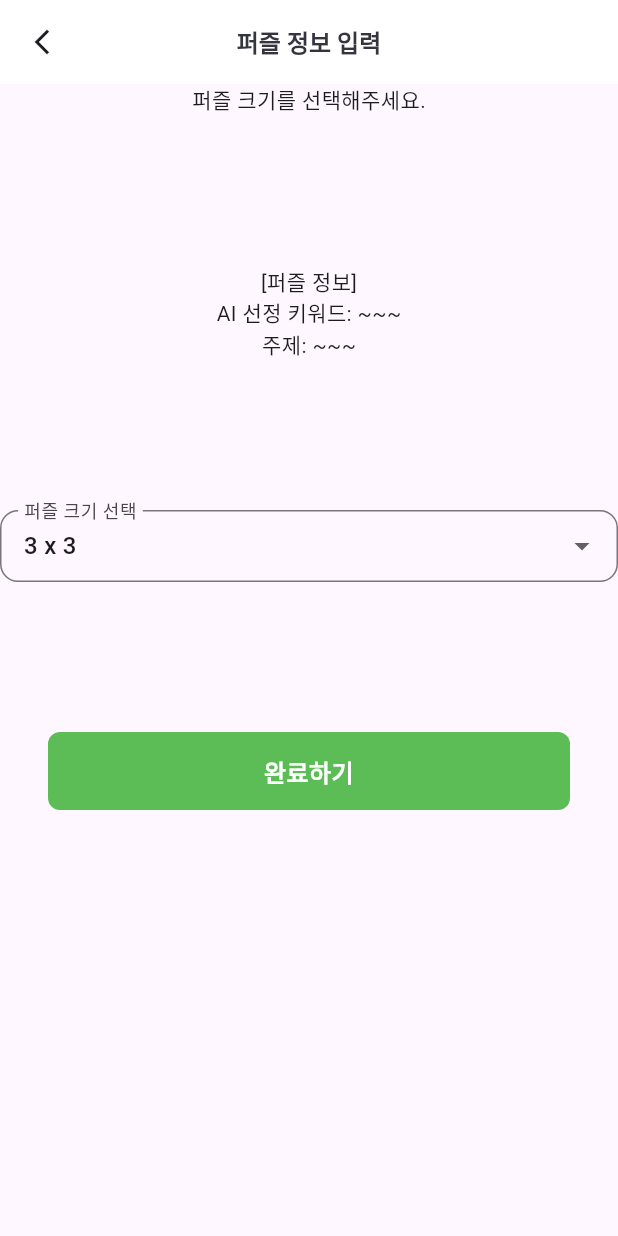
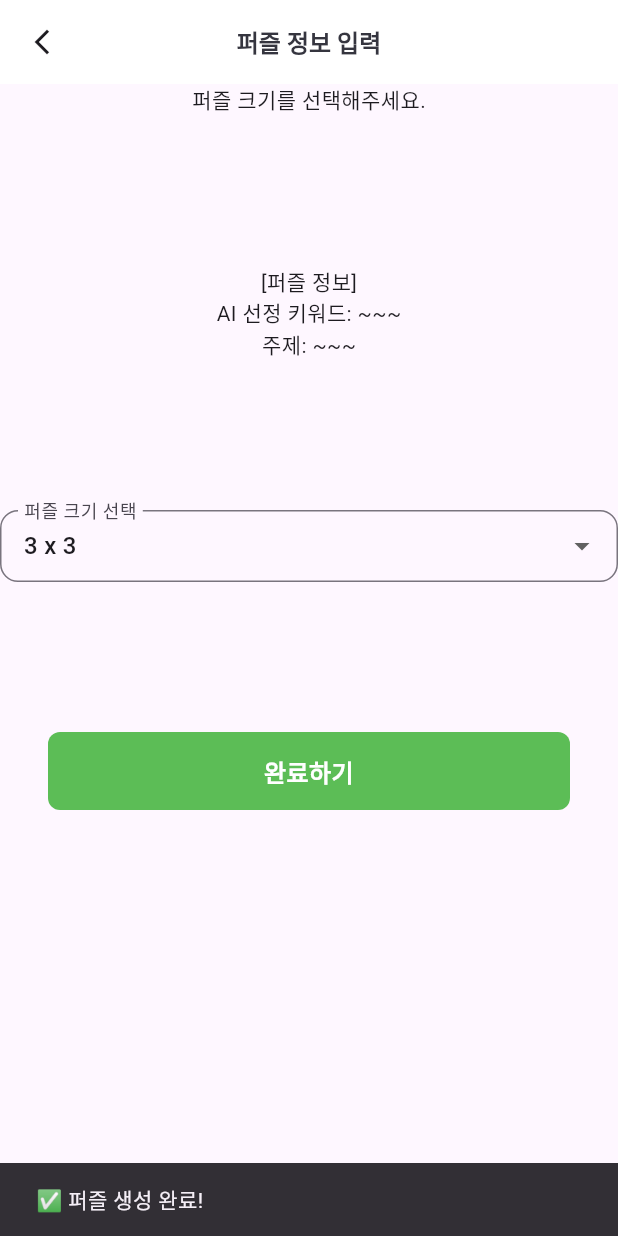
Before and after one commit to artificialSW/app-frontend, a Flutter app: the WritePuzzleInfoPage screen opened directly, after a tap on "완료하기", on a phone screen of 412 x 824 dp. Run offline on Flutter 3.47's test engine with Material 3 defaults, Android fonts, the phone set to English and light mode, and no system bars; our stand-ins replace dio, image_picker; accounts and stored records are empty; network calls fail; Roboto replaces fonts that are missing (Pretendard); project files that could hold a hidden picture were left out.

Commit message:
feat: /api/puzzle/create 진짜 구현 완, id종류 int에서 String으로 수정

```diff
--- a/lib/features/puzzle/model/puzzlegame.dart
+++ b/lib/features/puzzle/model/puzzlegame.dart
@@ -6,7 +6,7 @@ enum GameState {Unplayed, Ongoing, Completed}
 
 /// 퍼즐 데이터 모델
 class PuzzleGame {
-  final int puzzleId;
+  final String puzzleId;
   final String imageUrl;
   final Image? imageWidget; //JSON 직렬화 대상에서 제외. api통신용이 아니라 puzzleplay에서만 쓸거라
   int? size;
--- a/lib/features/puzzle/newly_play_puzzle_logic/write_puzzle_info_page.dart
+++ b/lib/features/puzzle/newly_play_puzzle_logic/write_puzzle_info_page.dart
@@ -1,5 +1,9 @@
 import 'package:artificialsw_frontend/features/puzzle/puzzlelist_provider.dart';
 import 'package:artificialsw_frontend/services/image_store.dart';
+import 'package:artificialsw_frontend/services/puzzle/dto/puzzle_create/puzzle_create_request_dto.dart';
+import 'package:artificialsw_frontend/services/puzzle/dto/puzzle_create/puzzle_create_response_dto.dart';
+import 'package:artificialsw_frontend/services/puzzle/puzzle_service.dart';
+import 'package:artificialsw_frontend/shared/models/usermodel.dart';
 import 'package:artificialsw_frontend/shared/widgets/custom_button.dart';
 import 'package:artificialsw_frontend/shared/widgets/custom_top_bar.dart';
 import 'package:flutter/material.dart';
@@ -20,6 +24,7 @@ class _WritePuzzleInfoPageState extends State<WritePuzzleInfoPage> {
 
   String selectedSize = "3 x 3";
   int unplayedPuzzleIndex = 0;
+  User userInfo = User(name: 'Jaewook', id: '123');
 
   final List<String> sizeOptions = [
     "3 x 3",
@@ -27,18 +32,48 @@ class _WritePuzzleInfoPageState extends State<WritePuzzleInfoPage> {
     "5 x 5",
   ];
 
-  PuzzleGame getPuzzle(int idx, String size){ ///여기선 '퍼즐 풀겠다!'선언했을때 일어나야 할 로직들이 담김.
-    final puzzle = Provider.of<PuzzleProvider>(
-      context,
-      listen: false, //이건 그냥 복사해서 가져오기만 하므로 재빌드 할 필요 없어서 false
-    ).unplayedPuzzles[idx];
-    unplayedPuzzleIndex++;
+  PuzzleGame getPuzzle(PuzzleCreateResponseDto dto){ ///여기선 '퍼즐 풀겠다!'선언했을때 일어나야 할 로직들이 담김.
 
-    puzzle.size = int.parse(size.split(" ")[0]); //"3 x 3" 이면 size = 3 됨.
 
-    ImageStore().removeImageWidgetAt(0); //이미지 저장 리스트의 첫 번째 이미지를 지움(지금 쓸거니까)
+    // final String puzzleId;
+    // final String imageUrl;
+    // final String category;
+    // final List<String> AIKeyword;
+    // final String createdAt;
+    // final String message;
+
+    final puzzle = PuzzleGame(
+      puzzleId: dto.puzzleId,
+      imageWidget: ImageStore().imageWidgetList[0],
+      imageUrl: dto.imageUrl,
+      category: dto.category,
+      AIKeyword: dto.AIKeyword,
+      size: int.parse(selectedSize.split(" ")[0]),
+      piecesPosition: [],
+      gameState: GameState.Unplayed, //어짜피 서버 연동하면 필요없어서 걍 냅둠
+      contributors: [userInfo],
+      isArchived: false, //어짜피 서버 연동하면 필요없어서 걍 냅둠
+    );
 
     return puzzle;
+  }
+
+  Future<void> _createPuzzle() async {
+    final puzzleDto = await PuzzleService().createPuzzle(
+      PuzzleCreateRequestDto(
+        userId: "123",
+        size: int.parse(selectedSize.split(" ")[0]),
+      )
+    );
+
+    ScaffoldMessenger.of(context).showSnackBar(
+      SnackBar(content: Text('✅ 퍼즐 생성 완료!')),
+    );
+
+    Navigator.of(context).pushNamed(
+      '/puzzle/play',
+      arguments: {'gameInstance': getPuzzle(puzzleDto)},
+    );
   }
 
   @override
@@ -79,10 +114,7 @@ class _WritePuzzleInfoPageState extends State<WritePuzzleInfoPage> {
           CustomButton(
               text: '완료하기',
               onPressed: () {
-                Navigator.of(context).pushNamed(
-                  '/puzzle/play',
-                  arguments: {'gameInstance': getPuzzle(unplayedPuzzleIndex, selectedSize)},
-                );
+                _createPuzzle();
               },
           )
         ],
--- a/lib/features/puzzle/puzzlelist_provider.dart
+++ b/lib/features/puzzle/puzzlelist_provider.dart
@@ -16,34 +16,34 @@ class PuzzleProvider with ChangeNotifier {
 
   List<PuzzleGame> _puzzles = [
     PuzzleGame(
-      puzzleId: 1,
+      puzzleId: '1',
       imageWidget: ImageStore().imageWidgetList[0],
-      imageUrl: 'exampleUrl.com',
+      imageUrl: 'https://picsum.photos/600/400',
       category: '우리 가족의 행복한 추억',
       AIKeyword: ['만남', '사랑','이별','추억'],
       size: null,
       piecesPosition: [],
       gameState: GameState.Unplayed,
-      contributors: [User(name: 'Jaewook', id: 1)],
+      contributors: [User(name: 'Jaewook', id: '1')],
       isArchived: false,
     ),
     PuzzleGame(
-      puzzleId: 2,
+      puzzleId: '2',
       imageWidget: ImageStore().imageWidgetList[1],
-      imageUrl: 'exampleUrl.com',
+      imageUrl: 'https://picsum.photos/600/400',
       category: '우리 가족의 행복한 추억',
       AIKeyword: ['만남', '사랑','이별','추억'],
       size: null,
       piecesPosition: [],
       gameState: GameState.Unplayed,
-      contributors: [User(name: 'JungHwan', id: 2)],
+      contributors: [User(name: 'JungHwan', id: '2')],
       isArchived: false,
     ),
 
     PuzzleGame(
-      puzzleId: 3,
+      puzzleId: '3',
       imageWidget: ImageStore().imageWidgetList[2],
-      imageUrl: 'exampleUrl.com',
+      imageUrl: 'https://picsum.photos/600/400',
       category: '우리 가족의 행복한 추억',
       AIKeyword: ['만남', '사랑','이별','추억'],
       size: 3,
@@ -59,13 +59,13 @@ class PuzzleProvider with ChangeNotifier {
         PiecePosition(x: 90.0, y: 90.0),
       ],
       gameState: GameState.Ongoing,
-      contributors: [User(name: 'Jaewook', id: 1), User(name: 'JungHwan', id: 2)],
+      contributors: [User(name: 'Jaewook', id: '1'), User(name: 'JungHwan', id: '2')],
       isArchived: false,
     ),
     PuzzleGame(
-      puzzleId: 4,
+      puzzleId: '4',
       imageWidget: ImageStore().imageWidgetList[2],
-      imageUrl: 'exampleUrl.com',
+      imageUrl: 'https://picsum.photos/600/400',
       category: '우리 가족의 행복한 추억',
       AIKeyword: ['만남', '사랑','이별','추억'],
       size: 3,
@@ -81,14 +81,14 @@ class PuzzleProvider with ChangeNotifier {
         PiecePosition(x: 90.0, y: 90.0),
       ],
       gameState: GameState.Ongoing,
-      contributors: [User(name: 'JungHwan', id: 2)],
+      contributors: [User(name: 'JungHwan', id: '2')],
       isArchived: false,
     ),
 
     PuzzleGame(
-      puzzleId: 5,
+      puzzleId: '5',
       imageWidget: ImageStore().imageWidgetList[2],
-      imageUrl: 'exampleUrl.com',
+      imageUrl: 'https://picsum.photos/600/400',
       category: '우리 가족의 행복한 추억',
       AIKeyword: ['만남', '사랑','이별','추억'],
       size: 3,
@@ -104,13 +104,13 @@ class PuzzleProvider with ChangeNotifier {
         PiecePosition(x: 90.0, y: 90.0),
       ],
       gameState: GameState.Completed,
-      contributors: [User(name: 'Jaewook', id: 1)],
+      contributors: [User(name: 'Jaewook', id: '1')],
       isArchived: false,
     ),
     PuzzleGame(
-      puzzleId: 6,
+      puzzleId: '6',
       imageWidget: ImageStore().imageWidgetList[2],
-      imageUrl: 'exampleUrl.com',
+      imageUrl: 'https://picsum.photos/600/400',
       category: '우리 가족의 행복한 추억',
       AIKeyword: ['만남', '사랑','이별','추억'],
       size: 3,
@@ -126,7 +126,7 @@ class PuzzleProvider with ChangeNotifier {
         PiecePosition(x: 90.0, y: 90.0),
       ],
       gameState: GameState.Completed,
-      contributors: [User(name: 'JungHwan', id: 2)],
+      contributors: [User(name: 'JungHwan', id: '2')],
       isArchived: true,
     ),
   ];
@@ -148,7 +148,7 @@ class PuzzleProvider with ChangeNotifier {
   }
 
   // 퍼즐 삭제
-  void deletePuzzle(int id) {
+  void deletePuzzle(String id) {
     puzzles.removeWhere((p) => p.puzzleId == id);
     notifyListeners();
   }
--- a/lib/services/puzzle/dto/puzzle_create/puzzle_create_response_dto.dart
+++ b/lib/services/puzzle/dto/puzzle_create/puzzle_create_response_dto.dart
@@ -7,12 +7,16 @@ part 'puzzle_create_response_dto.g.dart'; // 자동 생성 파일
 class PuzzleCreateResponseDto {
   final String puzzleId;
   final String imageUrl;
+  final String category;
+  final List<String> AIKeyword;
   final String createdAt;
   final String message;
 
   PuzzleCreateResponseDto({
     required this.puzzleId,
     required this.imageUrl,
+    required this.category,
+    required this.AIKeyword,
     required this.createdAt,
     required this.message,
   });
--- a/lib/services/puzzle/puzzle_service.dart
+++ b/lib/services/puzzle/puzzle_service.dart
@@ -48,7 +48,7 @@ class PuzzleService {
   }
 
   // 🟡 퍼즐 생성
-  Future<PuzzleCreateResponseDto> createQuestion(PuzzleCreateRequestDto requestDto) async {
+  Future<PuzzleCreateResponseDto> createPuzzle(PuzzleCreateRequestDto requestDto) async {
     try {
       final response = await _dio.post(
         '/puzzle/create',
@@ -59,11 +59,19 @@ class PuzzleService {
     } on DioError catch (e) {
       // Dio 예외 처리
       if (e.response != null) {
-        throw Exception('에러: ${e.response?.data}');
+        print('에러: ${e.response?.data}');
       } else {
-        throw Exception('네트워크 에러: ${e.message}');
+        print('네트워크 에러: ${e.message}');
       }
     }
+    return PuzzleCreateResponseDto(
+      puzzleId: '1',
+      message: '🔥 서버 연결 실패 - 목데이터 사용 중',
+      createdAt: DateTime.now().toIso8601String(),
+      imageUrl: 'https://picsum.photos/600/400',
+      category: 'Mock 카테고리',
+      AIKeyword: ['Mock 키워드', 'Mock 키워드 2'],
+    );
   }
 
 
--- a/lib/shared/models/usermodel.dart
+++ b/lib/shared/models/usermodel.dart
@@ -5,7 +5,7 @@ part 'usermodel.g.dart'; // 자동 생성 파일
 @JsonSerializable()
 class User{
   final String name;
-  final int id;
+  final String id;
 
   User({
     required this.name,
--- a/lib/shared/widgets/custom_deleteConfirmationDialog.dart
+++ b/lib/shared/widgets/custom_deleteConfirmationDialog.dart
@@ -10,7 +10,7 @@ class DeleteConfirm extends StatelessWidget {
   final String content;
   final String no_Button;
   final String yes_Button;
-  final int puzzleId;
+  final String puzzleId;
 
   const DeleteConfirm({
     required this.title,
```
Also changed, not shown: lib/features/chat/chat_personal_send_logic/personal_question_flow_page.dart (+5 -5 lines), lib/features/puzzle/newly_play_puzzle_logic/play_puzzle.dart (+7 -3 lines), lib/services/puzzle/dto/puzzle_create/puzzle_create_response_dto.g.dart, lib/shared/models/usermodel.g.dart.
